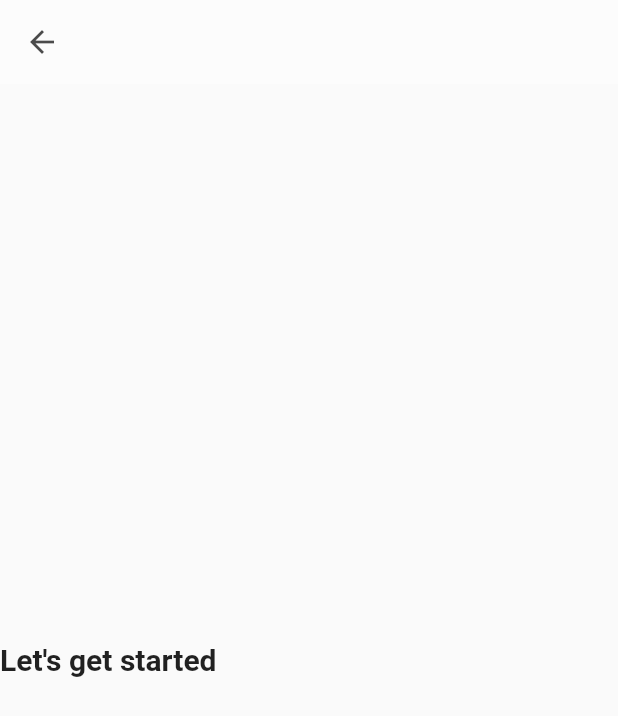
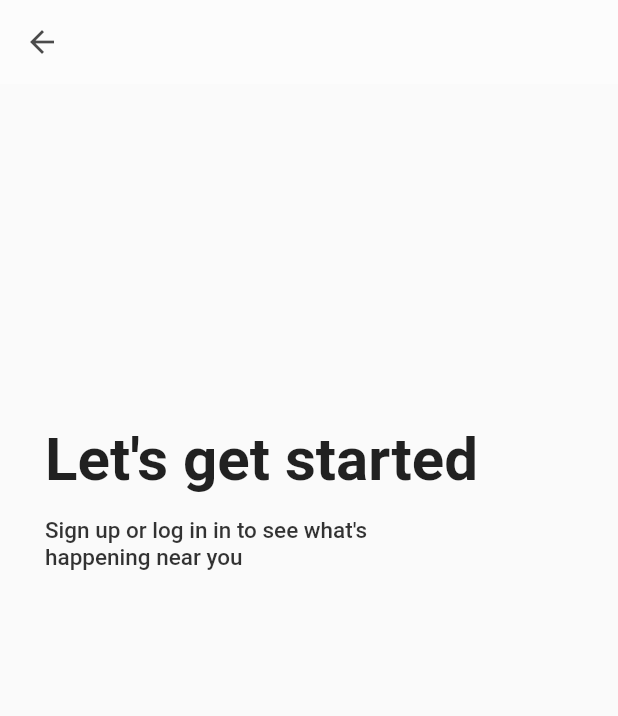
Before and after one commit to AliKhalaf1/SoftwareProjectCross, a Flutter app: the Signup screen opened by its route, on a phone screen of 412 x 824 dp. Shown: the top 716 px of the screen. Run offline on Flutter 3.47's test engine with Material 2 defaults, Android fonts, the phone set to English and light mode, and no system bars.

Commit message:
partial signUp

```diff
--- a/lib/screens/signup.dart
+++ b/lib/screens/signup.dart
@@ -14,12 +14,46 @@ class Signup extends StatelessWidget {
           backgroundColor: Colors.white38,
           foregroundColor: Color.fromRGBO(0, 0, 0, 0.7),
           elevation: 0),
-      body: Column(
-        mainAxisAlignment: MainAxisAlignment.spaceEvenly,
-        children: [
-          Text('Let\'s get started',
-              style: TextStyle(fontWeight: FontWeight.bold, fontSize: 20)),
-        ],
+      body: Padding(
+        padding: const EdgeInsets.symmetric(vertical: 10, horizontal: 30),
+        child: Column(
+          mainAxisAlignment: MainAxisAlignment.spaceEvenly,
+          children: [
+            // fisrt column of page
+            Column(
+              crossAxisAlignment: CrossAxisAlignment.start,
+              mainAxisAlignment: MainAxisAlignment.spaceBetween,
+              children: const <Widget>[
+                // child one
+                Text('Let\'s get started',
+                    style:
+                        TextStyle(fontWeight: FontWeight.bold, fontSize: 40)),
+                SizedBox(height: 15,),
+                // child two
+                SizedBox(
+                  width: 250,
+                  child: Text(
+                    'Sign up or log in in to see what\'s happening near you',
+                    style: TextStyle(
+                        color: Color.fromRGBO(0, 0, 0, 0.8),
+                        fontSize: 15,
+                        fontWeight: FontWeight.w500),
+                  ),
+                ),
+              ],
+            ),
+
+            //second column of page
+            Column(
+              crossAxisAlignment: CrossAxisAlignment.start,
+              mainAxisAlignment: MainAxisAlignment.spaceBetween,
+              children: const <Widget>[
+
+              ],
+
+            )
+          ],
+        ),
       ),
     );
   }
```
Also changed, not shown: lib/main.dart (+0 -80 lines).
